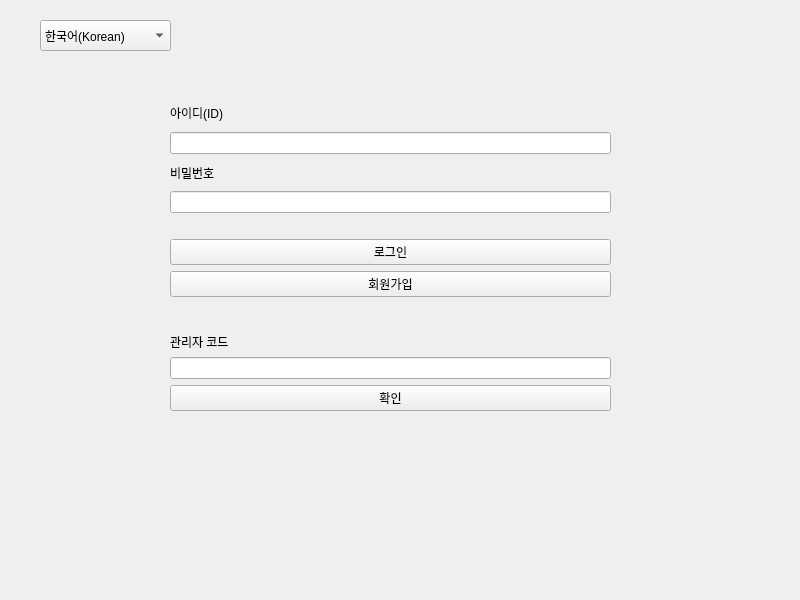
First picture: the form in mainwindow.ui, repository Henry93s/koradin, before the edit.
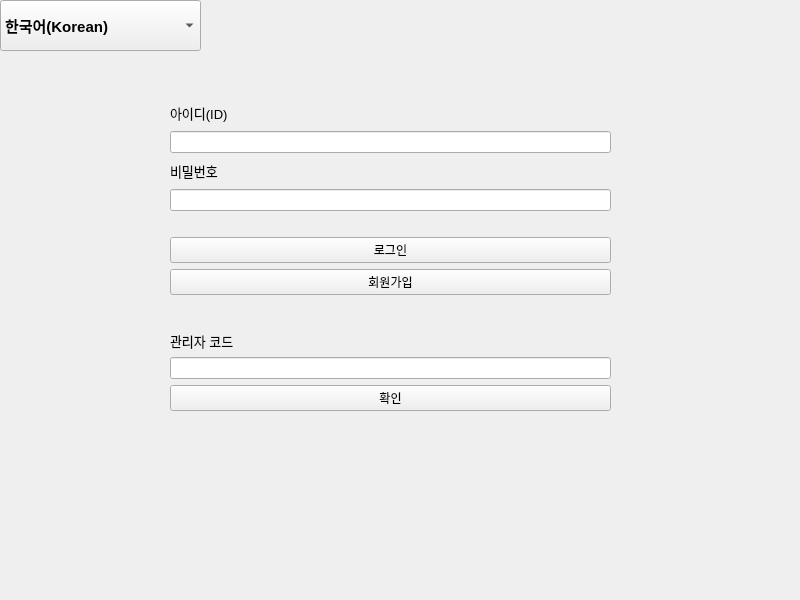
Second picture: the form after the edit.

The edit to the form file:
```diff
--- a/mainwindow.ui
+++ b/mainwindow.ui
@@ -26,6 +26,11 @@
     <layout class="QVBoxLayout" name="verticalLayout">
      <item>
       <widget class="QLabel" name="id_label">
+       <property name="font">
+        <font>
+         <pointsize>10</pointsize>
+        </font>
+       </property>
        <property name="text">
         <string>아이디(ID)</string>
        </property>
@@ -36,6 +41,11 @@
      </item>
      <item>
       <widget class="QLabel" name="pw_label">
+       <property name="font">
+        <font>
+         <pointsize>10</pointsize>
+        </font>
+       </property>
        <property name="text">
         <string>비밀번호</string>
        </property>
@@ -102,6 +112,11 @@
          <verstretch>0</verstretch>
         </sizepolicy>
        </property>
+       <property name="font">
+        <font>
+         <pointsize>10</pointsize>
+        </font>
+       </property>
        <property name="text">
         <string>관리자 코드</string>
        </property>
@@ -122,12 +137,18 @@
    <widget class="QComboBox" name="language_comboBox">
     <property name="geometry">
      <rect>
-      <x>40</x>
-      <y>20</y>
-      <width>131</width>
-      <height>31</height>
+      <x>0</x>
+      <y>0</y>
+      <width>201</width>
+      <height>51</height>
      </rect>
     </property>
+    <property name="font">
+     <font>
+      <pointsize>11</pointsize>
+      <bold>true</bold>
+     </font>
+    </property>
     <property name="currentIndex">
      <number>0</number>
     </property>
```
Left out of the diff: 3 changed lines with no effect on the pictures.
